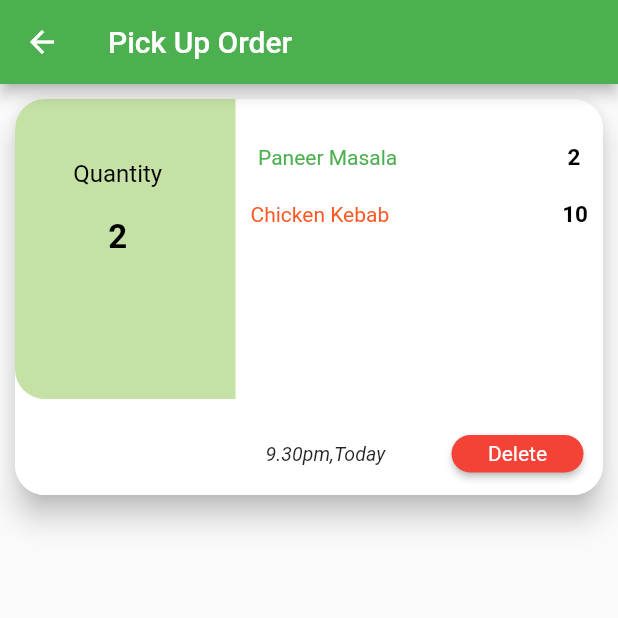
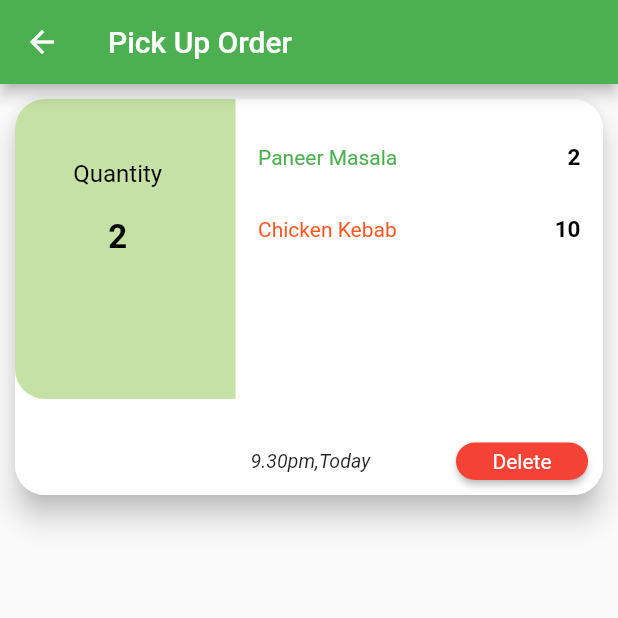
Before and after one commit to maithilikothari/annachhatra, a Flutter app: the PickUPOrder screen opened directly, on a phone screen of 412 x 824 dp, the top half of it. Run offline on Flutter 3.47's test engine with Material 2 defaults, Android fonts, the phone set to English and light mode, and no system bars; our stand-ins replace cloud_firestore, firebase_auth, firebase_core, firebase_storage, flutter_spinkit, geolocator and 1 more; missing offline and left inert: dart:html; accounts and stored records are empty.

Commit message:
PickUpOrder updated

```diff
--- a/lib/HomeScreen/Widgets/PicUpOrder.dart
+++ b/lib/HomeScreen/Widgets/PicUpOrder.dart
@@ -15,7 +15,20 @@ class _PickUPOrderState extends State<PickUPOrder> {
         title: Text('Pick Up Order'),
       ),
       body: Container(
-        child: Padding(
+        child: NewWidget1(),
+      ),
+    );
+  }
+}
+
+class NewWidget1 extends StatelessWidget {
+  const NewWidget1({
+    Key key,
+  }) : super(key: key);
+
+  @override
+  Widget build(BuildContext context) {
+    return Padding(
       padding: EdgeInsets.symmetric(horizontal: 10, vertical: 10),
       child: Material(
         borderRadius: BorderRadius.all(
@@ -70,8 +83,7 @@ class _PickUPOrderState extends State<PickUPOrder> {
               Expanded(
                 flex: 5,
                 child: Padding(
-                      padding:
-                          EdgeInsets.symmetric(horizontal: 10, vertical: 10),
+                  padding: EdgeInsets.symmetric(horizontal: 10, vertical: 10),
                   child: Column(
                     crossAxisAlignment: CrossAxisAlignment.stretch,
                     mainAxisAlignment: MainAxisAlignment.spaceBetween,
@@ -93,8 +105,7 @@ class _PickUPOrderState extends State<PickUPOrder> {
                                     children: [
                                       Text(
                                         'Paneer Masala',
-                                            style:
-                                                TextStyle(color: Colors.green),
+                                        style: TextStyle(color: Colors.green),
                                       ),
                                       Text(
                                         '2',
@@ -107,7 +118,10 @@ class _PickUPOrderState extends State<PickUPOrder> {
                                     ],
                                   ),
                                 ),
-                                    Row(
+                                Padding(
+                                  padding: EdgeInsets.symmetric(
+                                      horizontal: 5, vertical: 10),
+                                  child: Row(
                                     crossAxisAlignment:
                                         CrossAxisAlignment.center,
                                     mainAxisAlignment:
@@ -115,8 +129,8 @@ class _PickUPOrderState extends State<PickUPOrder> {
                                     children: [
                                       Text(
                                         'Chicken Kebab',
-                                          style: TextStyle(
-                                              color: Colors.deepOrange),
+                                        style:
+                                            TextStyle(color: Colors.deepOrange),
                                       ),
                                       Text(
                                         '10',
@@ -128,24 +142,21 @@ class _PickUPOrderState extends State<PickUPOrder> {
                                       ),
                                     ],
                                   ),
+                                ),
                               ],
                             ),
                           ),
                         ),
                       ),
-                          Padding(
-                            padding:
-                                EdgeInsets.only(left: 10, right: 3, bottom: 5),
+                      Container(
                         child: Row(
                             crossAxisAlignment: CrossAxisAlignment.center,
-                                mainAxisAlignment:
-                                    MainAxisAlignment.spaceBetween,
+                            mainAxisAlignment: MainAxisAlignment.spaceBetween,
                             children: [
                               Text(
                                 '9.30pm,Today',
                                 style: TextStyle(
-                                        fontSize: 13,
-                                        fontStyle: FontStyle.italic),
+                                    fontSize: 13, fontStyle: FontStyle.italic),
                               ),
                               Align(
                                 alignment: Alignment.bottomCenter,
@@ -175,8 +186,6 @@ class _PickUPOrderState extends State<PickUPOrder> {
           ),
         ),
       ),
-        ),
-      ),
     );
   }
 }
```
Lines whose indentation alone changed are shown as unchanged.
